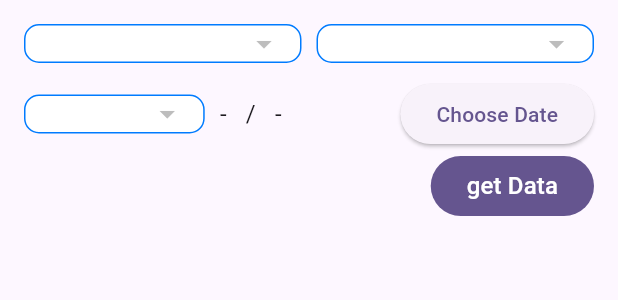
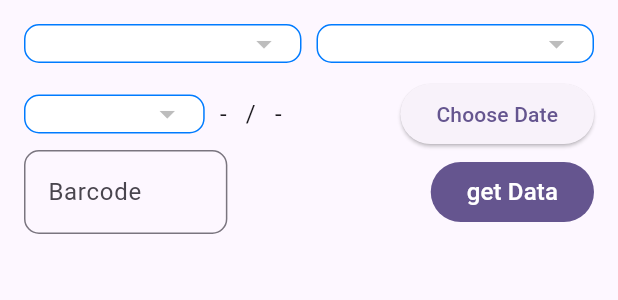
Before and after one commit to asdwoo123/mann, a Flutter app: the HistoryScreen widget shown alone on an empty page, opened directly, on a phone screen of 412 x 824 dp. Shown: the top 300 px of the screen. Run offline on Flutter 3.47's test engine with Material 2 defaults, Android fonts, the phone set to English and light mode, and no system bars; our stand-ins replace fluttertoast, socket_io_client, toast; missing offline and left inert: custom_date_range_picker; network calls fail.

Commit message:
2023-06-23

```diff
--- a/lib/screens/history.dart
+++ b/lib/screens/history.dart
@@ -27,8 +27,6 @@ class _HistoryScreenState extends State<HistoryScreen> {
   String _selectStationName = '';
   String _uuid = '';
   int _page = 1;
-  bool _pageEnd = false;
-  String _barcode = '';
   bool _isLoading = false;
   DateTime? _startDate;
   DateTime? _endDate;
@@ -38,16 +36,12 @@ class _HistoryScreenState extends State<HistoryScreen> {
   final TextEditingController _barcodeController = TextEditingController();
 
   void _getStationList() async {
-    List<dynamic> stations = await getStationList();
-    List<String> branchOffices = extractDataList(stations, 'branchOffice');
-    stations = searchStations(stations, 'branchOffice',
-        branchOffices[findCategoryIndex(branchOffices, _selectBranchOffice)]);
-    List<String> projectNames = extractDataList(stations, 'projectName');
-    stations = searchStations(stations, 'projectName',
-        projectNames[findCategoryIndex(projectNames, _selectProjectName)]);
-    List<String> stationNames = extractDataList(stations, 'stationName');
-    stations = searchStations(stations, 'stationName',
-        stationNames[findCategoryIndex(stationNames, _selectStationName)]);
+    Map<String, dynamic> stationGroup = await groupingStations(
+        _selectBranchOffice, _selectProjectName, _selectStationName);
+    List<dynamic> stations = stationGroup['stations'];
+    List<String> branchOffices = stationGroup['branchOffices'];
+    List<String> projectNames = stationGroup['projectNames'];
+    List<String> stationNames = stationGroup['stationNames'];
 
     if (stations.isEmpty) return;
     setState(() {
@@ -55,37 +49,39 @@ class _HistoryScreenState extends State<HistoryScreen> {
       _projectNames = projectNames;
       _stationNames = stationNames;
       _selectBranchOffice =
-      (_selectBranchOffice == '') ? branchOffices[0] : _selectBranchOffice;
+          branchOffices[findCategoryIndex(branchOffices, _selectBranchOffice)];
       _selectProjectName =
-      (_selectProjectName == '') ? projectNames[0] : _selectProjectName;
+          projectNames[findCategoryIndex(projectNames, _selectProjectName)];
       _selectStationName =
-      (_selectStationName == '') ? stationNames[0] : _selectStationName;
+          stationNames[findCategoryIndex(projectNames, _selectStationName)];
       _uuid = stations[0]['uuid'];
     });
   }
 
   void _getData() async {
-    /*if (_uuid == '') return;
-    String searchQuery = '/data?page=${_page.toString()}&barcode=$_barcode&start_period='
+    if (_uuid == '') return;
+    String barcode = _barcodeController.text;
+    String searchQuery = '/data/save?page=${_page.toString()}&barcode=$barcode&start_period='
         '${_startDate.toString()}&end_period=${_endDate.toString()}';
     String url = '$host$searchQuery&id=$_uuid';
-    String res = await http.read(Uri.parse(url));
+    http.Response response = await getHttp(url);
+    Map<String, dynamic> decodedRes = jsonDecode(response.body);
+    int count = decodedRes['count'];
+    List<dynamic> data = decodedRes['data'];
 
-    if (res == '[]') return;
-
-    var decodedRes = jsonDecode(res);*/
-
-    var dummyData = [];
+    /*var dummyData = [];
     for (var i = 1; i < 31; i++) {
       dummyData.add({'time': '2023-06-09', 'no': i, '1': 1, '2': 2, '3': 3});
-    }
+    }*/
+    if (data.isNotEmpty) {
+      print(data[0].keys.toList());
 
-    var columns = dummyData[0]
+      var columns = data[0]
           .keys
           .map<DataColumn>((column) => DataColumn(label: Text(column)))
           .toList();
 
-    var rows = dummyData
+      var rows = data
           .map((value) {
         var parsedTime = DateTime.tryParse(value['time']);
         value['time'] = parsedTime != null
@@ -93,8 +89,7 @@ class _HistoryScreenState extends State<HistoryScreen> {
             : '';
         return value;
       })
-        .map((value) =>
-        value.values.map<DataCell>((v) {
+          .map((value) => value.values.map<DataCell>((v) {
         var cellValue = v ?? 0;
         return DataCell(Text(cellValue.toString()));
       }).toList())
@@ -103,24 +98,47 @@ class _HistoryScreenState extends State<HistoryScreen> {
 
       if (_page > 1) {
         setState(() {
+          _columns = columns;
           _rows.addAll(rows);
         });
       } else {
         setState(() {
+          _columns = columns;
           _rows = rows;
         });
       }
+    }
 
     setState(() {
-      _columns = columns;
       _isLoading = false;
     });
   }
 
+  void _scrollListener() {
+    if (_scrollController.position.pixels ==
+            _scrollController.position.maxScrollExtent &&
+        !_isLoading) {
+      setState(() {
+        _isLoading = true;
+        _page = _page + 1;
+      });
+
+      _getData();
+    }
+  }
+
   @override
   void initState() {
+    _scrollController.addListener(_scrollListener);
+
     _getStationList();
     super.initState();
+  }
+
+  @override
+  void dispose() {
+    _scrollController.dispose();
+    super.dispose();
   }
 
   @override
@@ -161,7 +179,9 @@ class _HistoryScreenState extends State<HistoryScreen> {
                   ),
                 ],
               ),
-                const SizedBox(height: 10,),
+              const SizedBox(
+                height: 10,
+              ),
               Row(
                 children: [
                   Expanded(
@@ -175,49 +195,66 @@ class _HistoryScreenState extends State<HistoryScreen> {
                           _getStationList();
                         }),
                   ),
-                    const SizedBox(width: 10,),
-                    Expanded(child: Text(
+                  const SizedBox(
+                    width: 10,
+                  ),
+                  Expanded(
+                      child: Text(
                     '${_startDate != null ? DateFormat("MM - dd").format(_startDate!) : '-'}   /   ${_endDate != null ? DateFormat("MM - dd").format(_endDate!) : '-'}',
                     style: const TextStyle(fontSize: 16),
                   )),
-                    ElevatedButton(onPressed: () {
+                  ElevatedButton(
+                      onPressed: () {
                         showCustomDateRangePicker(context,
                             dismissible: true,
                             minimumDate: DateTime.now()
                                 .subtract(const Duration(days: 365)),
                             maximumDate: DateTime.now(),
                             startDate: _startDate,
-                          endDate: _endDate,
-                          onApplyClick: (start, end) {
+                            endDate: _endDate, onApplyClick: (start, end) {
                           setState(() {
                             _endDate = end;
                             _startDate = start;
                           });
-                          },
-                          onCancelClick: () {
+                        }, onCancelClick: () {
                           setState(() {
                             _endDate = null;
                             _startDate = null;
                           });
-                          }, backgroundColor: primaryBlue,
-                          primaryColor: primaryBlue
-                      );
-                    }, child: const Text('Choose Date')),
-
+                        },
+                            backgroundColor: primaryBlue,
+                            primaryColor: primaryBlue);
+                      },
+                      child: const Text('Choose Date')),
                 ],
               ),
               Row(
                 children: [
-                    Container(),
+                  Expanded(
+                    child: TextFormField(
+                      decoration: InputDecoration(
+                          labelText: 'Barcode',
+                          border: OutlineInputBorder(
+                              borderRadius: BorderRadius.circular(10))),
+                      controller: _barcodeController,
+                    ),
+                  ),
                   const Spacer(),
-                    CustomRoundButton(text: 'get Data', onPressed: () {_getData();})
+                  CustomRoundButton(
+                      text: 'get Data',
+                      onPressed: () {
+                        _getData();
+                      })
                 ],
               ),
             ],
           ),
         ),
-    const SizedBox(height: 20,),
-    _columns.isNotEmpty ? Container(
+        const SizedBox(
+          height: 20,
+        ),
+        _columns.isNotEmpty
+            ? Container(
                 decoration: BoxDecoration(
                     color: Colors.white,
                     borderRadius: BorderRadius.circular(10)),
@@ -227,13 +264,11 @@ class _HistoryScreenState extends State<HistoryScreen> {
                   child: SingleChildScrollView(
                       physics: BouncingScrollPhysics(),
                       scrollDirection: Axis.vertical,
-    child: DataTable(
-    columns: _columns,
-    rows: _rows)),
+                      child: DataTable(columns: _columns, rows: _rows)),
                 ),
-    ) : Container(),
-    ]
-    ,
+              )
+            : Container(),
+      ],
     );
   }
 }
```
Lines whose indentation alone changed are shown as unchanged.
